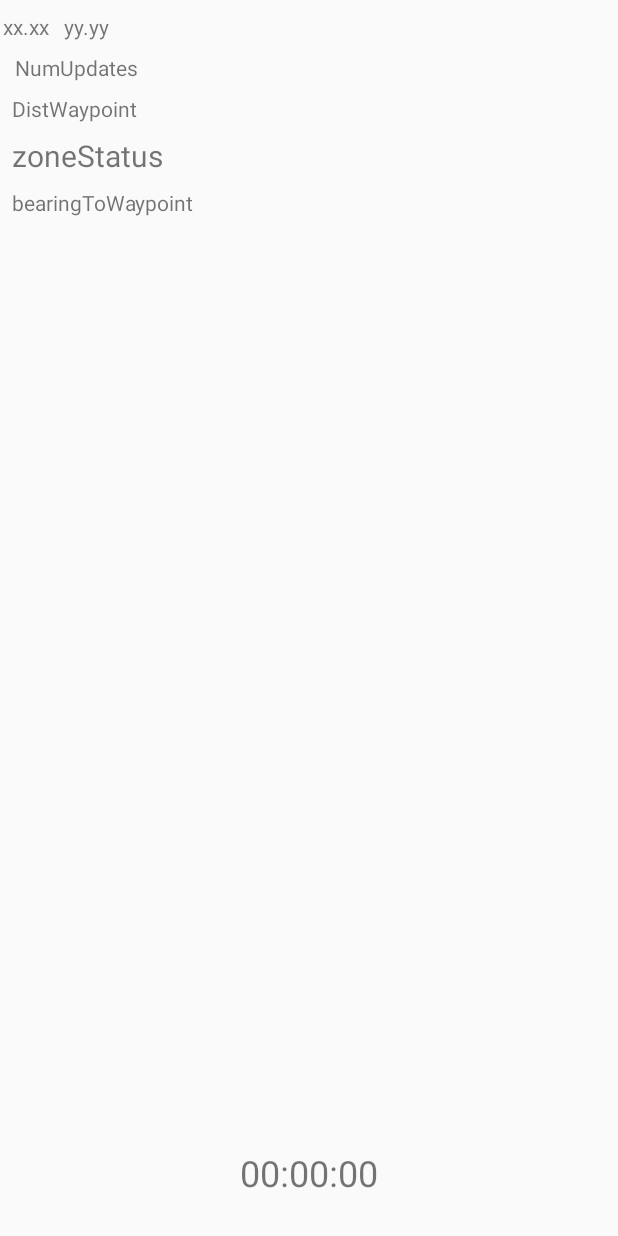
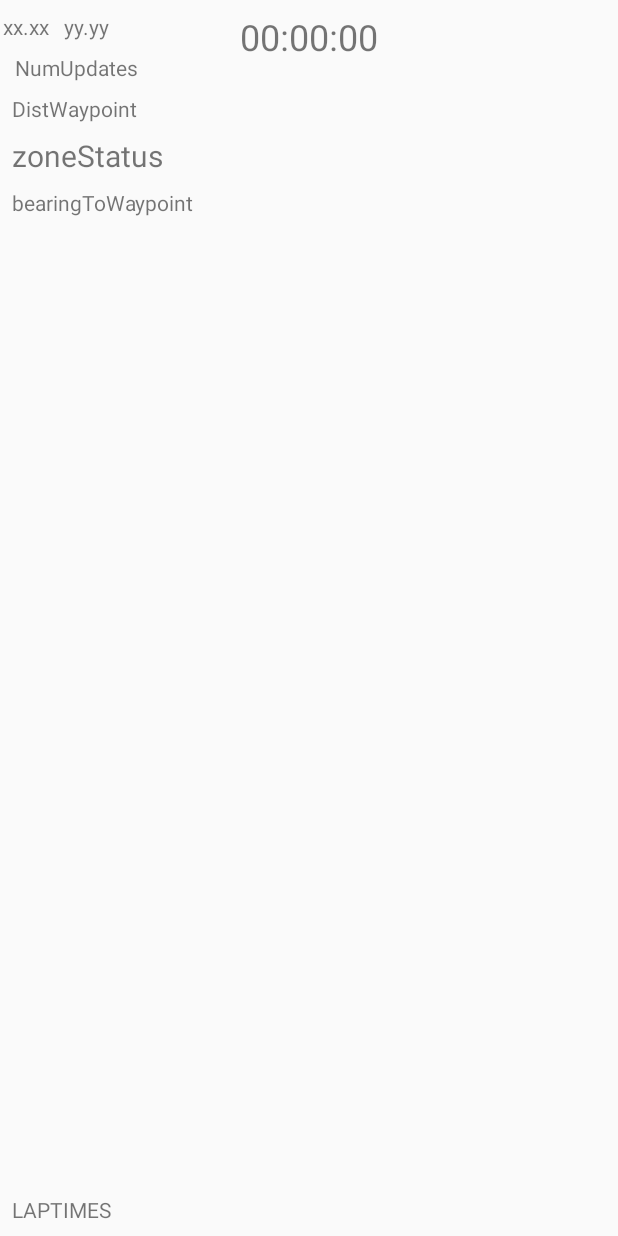
Before and after one commit to atkinsk/Sprint, an Android app: the screen it shows after launch (MainActivity), on a phone screen of 412 x 824 dp. Run offline under Robolectric (Android 15) with nearby library versions, the phone set to English and light mode, and no system bars.

Commit message:
adding temp text view to display list of laptimes, laptime recording capability working, best lap needs format tweaking

```diff
--- a/app/src/main/java/com/sn1006/atkins/sprint/MainActivity.java
+++ b/app/src/main/java/com/sn1006/atkins/sprint/MainActivity.java
@@ -74,7 +74,7 @@ public class MainActivity extends FragmentActivity implements
 
     //set size of zone for testing waypoint arrival/departure
 
-    protected double mZoneSize = 15.0; //meters
+    protected double mZoneSize = 5.0; //meters
     protected boolean mIsInZone = false; //User is in the above listed radius in relation to start zone
     protected boolean mHasLeftZone = false; //User has left the start zone after triggering the timer
 
@@ -83,6 +83,9 @@ public class MainActivity extends FragmentActivity implements
     protected TextView mTimerText;
     protected TextView mBearingToWaypointText;
     protected TextView mDistanceFromWaypointText;
+
+    //TEMPORARY TEXTVIEW FOR TESTING PURPOSES - FUTURE WILL BE ON SEPARATE ACTIVITY
+    protected TextView mLaptimesText;
 
 
     protected double mDistanceTravelled; //meters
@@ -116,6 +119,9 @@ public class MainActivity extends FragmentActivity implements
         mTimerText = (TextView) findViewById(R.id.timer);
         mBearingToWaypointText = (TextView) findViewById(R.id.bearingToWaypoint);
 
+        //AGAIN, THIS IS A TEMP TEXT VIEW TO BE REMOVED ONCE LAPTIMES HAS ITS OWN ACTIVITY
+        mLaptimesText = (TextView) findViewById(R.id.showLaptimes);
+
         mRequestingLocationUpdates = false;
 
         updateValuesFromBundle(savedInstanceState);
@@ -125,16 +131,16 @@ public class MainActivity extends FragmentActivity implements
         double kevY = -75.856726;
         double jonX = 45.360282;
         double jonY = -75.750125;
-
+/*
         //create Location object for start/stop point
         mWaypoint.setLatitude(kevX);
         mWaypoint.setLongitude(kevY);
 
-/*
+*/
         //create Location object for jon's house start/stop
         mWaypoint.setLatitude(jonX);
         mWaypoint.setLongitude(jonY);
-*/
+//*/
 
         //implement continuously updating timer
         //human eye can register only as fast as every 30ms... so that's how often we will update
@@ -360,18 +366,20 @@ public class MainActivity extends FragmentActivity implements
             //When the timer is running the timer will be stopped if and only if the user has
             //already left the start zone and returned to it. This keeps the timer from stopping
             //if the GPS coordinates of the user are in the start zone for two GPS pings
-            if (t.getRunning() && mHasLeftZone && isUserPastStartPoint()) {
+            if (t.getRunning() && mHasLeftZone /*&& isUserPastStartPoint()*/) {
                 t.stop();
                 mHasLeftZone = false;
                 //Lap done, record it!
                 /*--------------------------------------------------------------------------
-                ** AT THE MOMENT, RECORD LAPTIMES IN A SESSION CREATED IN ONCREATE()
-                ** IN FUTURE THERE WILL BE MULTIPLE SESSIONS
+                ** CURRENTLY RECORDING LAPTIMES IN A SESSION CREATED IN ONCREATE()
+                ** IN FUTURE THERE WILL BE MULTIPLE SESSIONS...
                 ** SO WE WILL HAVE AN OBJECT THAT HOLDS A LIST OF SESSIONS (HASHMAP?)
                 ** AND WILL HAVE TO ADD IT TO THE PROPER SESSION
                 **--------------------------------------------------------------------------
                  */
                 mySession.addLap(t.getLaptime());
+                //update laptimes textview with a list of the session's laptimes
+                mLaptimesText.setText(mySession.toString());
             }
         } else {
             //The user has left the zone
--- a/app/src/main/java/com/sn1006/atkins/sprint/Session.java
+++ b/app/src/main/java/com/sn1006/atkins/sprint/Session.java
@@ -17,19 +17,21 @@ public class Session {
 
     private String trackname;
     private String driver;
-    private Long bestLap;
-    private ArrayList<Long> laptimes;
+    private long bestLap;
+    public ArrayList<Long> laptimes;
 
     //session needs an id (date/timestamp) to differentiate it
     public Session(String aTrack, String aDriver) {
         this.trackname = aTrack;
         this.driver = aDriver;
         this.laptimes = new ArrayList<Long>();
-        this.bestLap = null;
     }
 
     //add a lap to the session
     public void addLap(Long laptime) {
+        if(laptimes.isEmpty()) {
+            this.bestLap = laptime;
+        }
         this.laptimes.add(laptime);
         checkBestLap(laptime);
     }
@@ -61,7 +63,7 @@ public class Session {
     public String toString() {
         String laptimesAsString = "";
 
-        for(Long x : this.laptimes) {
+        for(long x : this.laptimes) {
             //if best lap, bold it
             if(x == this.bestLap) {
                 laptimesAsString += "<b>" + formatLaptime(x) + "</b>" + "\n";
--- a/app/src/main/res/layout/activity_main.xml
+++ b/app/src/main/res/layout/activity_main.xml
@@ -64,12 +64,12 @@
         android:layout_height="wrap_content"
         android:text="00:00:00"
         android:textSize="24dp"
-        app:layout_constraintBottom_toBottomOf="parent"
-        android:layout_marginBottom="26dp"
         android:layout_marginLeft="8dp"
         app:layout_constraintLeft_toLeftOf="parent"
         android:layout_marginRight="8dp"
-        app:layout_constraintRight_toRightOf="parent" />
+        app:layout_constraintRight_toRightOf="parent"
+        app:layout_constraintTop_toTopOf="parent"
+        android:layout_marginTop="8dp" />
     <TextView
         android:id="@+id/bearingToWaypoint"
         android:layout_width="wrap_content"
@@ -80,5 +80,15 @@
         android:layout_marginLeft="8dp"
         app:layout_constraintLeft_toLeftOf="parent" />
 
+    <TextView
+        android:id="@+id/showLaptimes"
+        android:layout_width="wrap_content"
+        android:layout_height="wrap_content"
+        android:text="LAPTIMES"
+        android:layout_marginLeft="8dp"
+        app:layout_constraintLeft_toLeftOf="parent"
+        app:layout_constraintBottom_toBottomOf="parent"
+        android:layout_marginBottom="8dp" />
+
 
 </android.support.constraint.ConstraintLayout>
```
